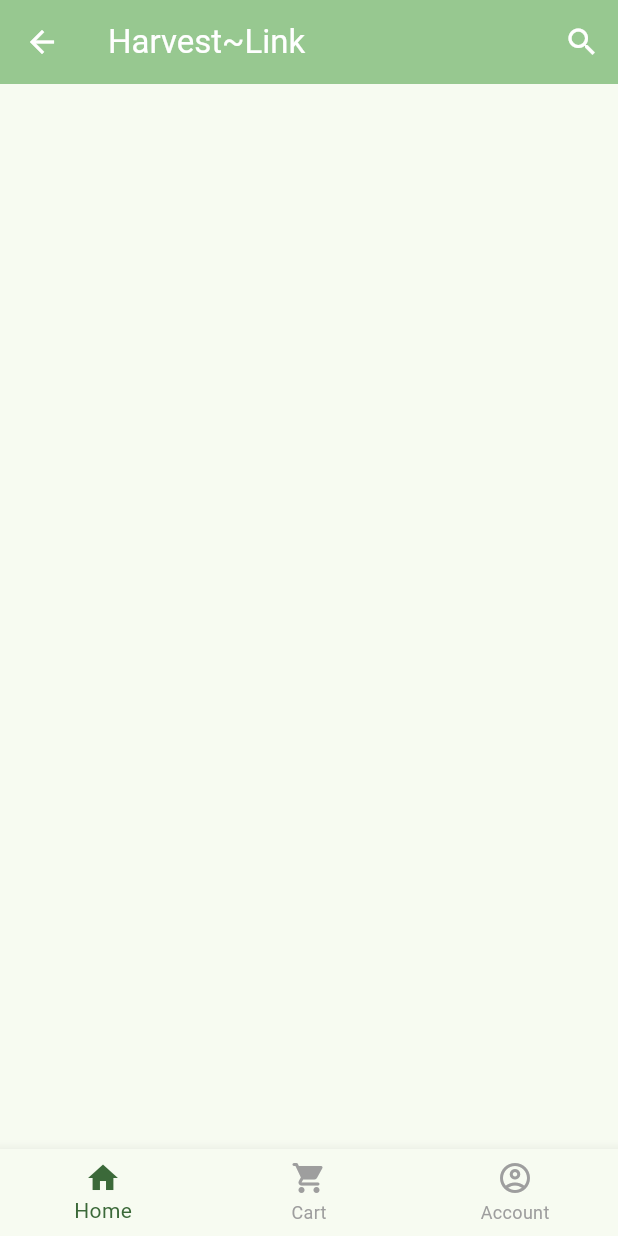
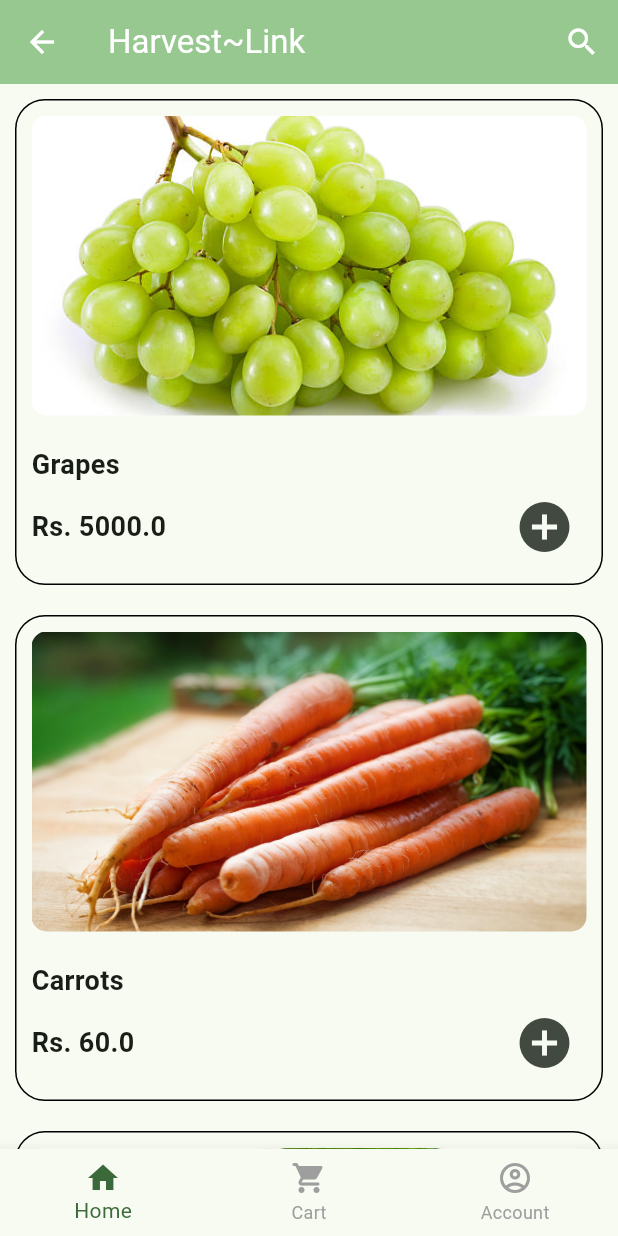
Before and after one commit to ChandulaJ/HarvestLinkApp, a Flutter app: the CustomerMainPage screen opened directly, on a phone screen of 412 x 824 dp. Run offline on Flutter 3.47's test engine with Material 3 defaults, Android fonts, the phone set to English and light mode, and no system bars; drawn by our look-alikes of easy_search_bar; our stand-ins replace cloud_firestore, firebase_core, flutter_svg_provider, get, google_fonts, group_button and 1 more; accounts and stored records are empty.

```diff
--- a/lib/customerSide/controller/home_page_controller.dart
+++ b/lib/customerSide/controller/home_page_controller.dart
@@ -1,35 +1,52 @@
-import 'package:cloud_firestore/cloud_firestore.dart';
 import 'package:flutter/material.dart';
 import 'package:get/get.dart';
-import 'package:harvest_delivery/customerSide/data/repositories/market_repo.dart';
 import 'package:harvest_delivery/customerSide/view/pages/cart_page.dart';
 import 'package:harvest_delivery/customerSide/view/pages/home_page.dart';
 import 'cart_page_controller.dart';
 import '../models/product_data_model.dart';
 
 class HomePageController extends GetxController {
-    final MarketRepository _repository = MarketRepository();
+  final CartPageController cartController = Get.put(CartPageController());
   late BuildContext context;
-  final FirebaseFirestore _firestore = FirebaseFirestore.instance;
-
-  final CartPageController cartController = Get.put(CartPageController());
-  late BuildContext homecontext;
   static HomePageController instance =
       Get.find<HomePageController>(); // Add this line
 
-  final RxList<ProductDataModel> marketItems = <ProductDataModel>[].obs;
+  final RxList<ProductDataModel> marketItems = <ProductDataModel>[
+    ProductDataModel(
+        id: "001",
+        name: "Grapes",
+        price: 5000.0,
+        imageUrl: "lib/customerSide/view/images/grapes.jpg", unit: 'g'),
+
+    ProductDataModel(
+        id: "002",
+        name: "Carrots",
+        price: 60.0,
+        imageUrl: "lib/customerSide/view/images/carrot.jpg", unit: 'g'),
+    ProductDataModel(
+        id: "003",
+        name: "Cucumber",
+        price: 70.0,
+        imageUrl: "lib/customerSide/view/images/cucumber.jpg", unit: 'g'),
+    ProductDataModel(
+        id: "004",
+        name: "Lettuce",
+        price: 80.0,
+        imageUrl: "lib/customerSide/view/images/lettuce.jpg", unit: 'g'),
+    ProductDataModel(
+        id: "005",
+        name: "Onions",
+        price: 90.0,
+        imageUrl: "lib/customerSide/view/images/onions.jpg", unit: 'g'),
+    ProductDataModel(
+        id: "006",
+        name: "Tomato",
+        price: 100.0,
+        imageUrl: "lib/customerSide/view/images/tomato.jpeg", unit: 'g'),
+  ].obs;
 
   final RxInt selectedTabIndex = 0.obs;
   final RxString searchValue = ''.obs;
-
- Future<void> fetchData() async {
-    try {
-      List<ProductDataModel> marketItems = await _repository.fetchMarketItems();
-      this.marketItems.assignAll(marketItems);
-    } catch (e) {
-      print("Error fetching market items: $e");
-    }
-  }
 
   void cartAddBtnPressed(int index) {
     cartController.cartItems.add(marketItems[index]);
--- a/lib/customerSide/view/pages/home_page.dart
+++ b/lib/customerSide/view/pages/home_page.dart
@@ -4,20 +4,9 @@ import '../../controller/home_page_controller.dart';
 import '../../models/product_data_model.dart';
 import '../components/homepage_tile.dart';
 
-class HomePage extends StatefulWidget {
-  @override
-  State<HomePage> createState() => _HomePageState();
-}
-
-class _HomePageState extends State<HomePage> {
+class HomePage extends StatelessWidget {
   final HomePageController homePageController = Get.find();
 
-  @override
-  void initState() {
-    super.initState();
-    homePageController.setContext(context);
-    homePageController.fetchData();
-  }
   @override
   Widget build(BuildContext context) {
     homePageController.setContext(context);
--- a/lib/customerSide/view/pages/more_details_page.dart
+++ b/lib/customerSide/view/pages/more_details_page.dart
@@ -74,7 +74,7 @@ class _MoreDetailsPageState extends State<MoreDetailsPage> {
                               fontSize: 30.0, fontWeight: FontWeight.bold),
                         ),
                         Text(
-                          'LKR. ${widget.product.price} per ${widget.product.unit}',
+                          'Rs. ${widget.product.price} per ${widget.product.unit}',
                           style: GoogleFonts.roboto(
                               fontSize: 20.0,
                               fontWeight: FontWeight.w800,
@@ -111,12 +111,12 @@ class _MoreDetailsPageState extends State<MoreDetailsPage> {
                   ),
                   shape: MaterialStateProperty.all<RoundedRectangleBorder>(
                     RoundedRectangleBorder(
-                      borderRadius:
-                          BorderRadius.circular(10.0), // Adjust the radius here
+                      borderRadius: BorderRadius.circular(10.0), // Adjust the radius here
                     ),
                   ),
                 ),
               ),
+
             ),
           ),
         ],
```
Also changed, not shown: lib/customerSide/data/repositories/market_repo.dart (deleted, +0 -34 lines).
